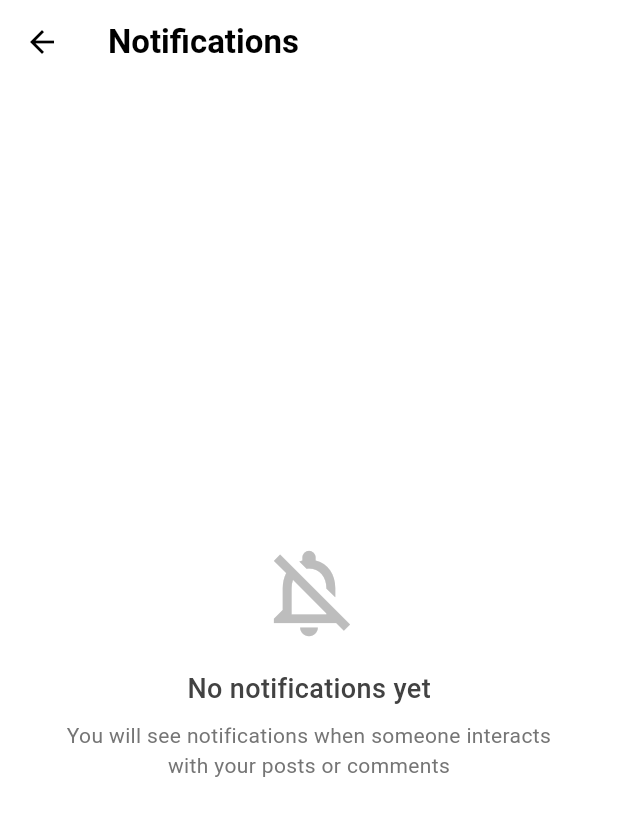
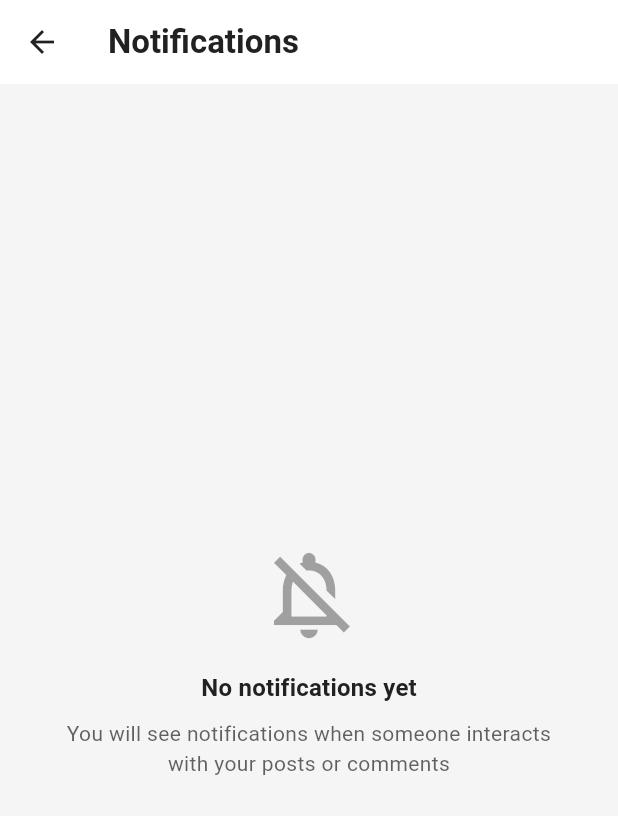
Before and after one commit to ZiadElsewedy/talkifyApp, a Flutter app: the NotificationsPage screen opened directly, on a phone screen of 412 x 824 dp. Shown: the top 816 px of the screen. Run offline on Flutter 3.47's test engine with Material 3 defaults, Android fonts, the phone set to English and light mode, and no system bars; our stand-ins replace cached_network_image, cloud_firestore, cross_file, equatable, file_picker, firebase_auth and 13 more; missing offline and left inert: flutter_pdfview, record; accounts and stored records are empty.

Commit message:
Enhance chat and notification UI with dark mode support and improved styling
- Updated message bubble decorations to adapt colors based on dark mode settings for better visibility.
- Refactored message content rendering to utilize dynamic text colors based on user status and theme.
- Improved notification item background colors to differentiate between read and unread notifications in both light and dark modes.
- Enhanced in-app notification appearance with color indicators for different notification types, ensuring a consistent user experience across themes.

```diff
--- a/lib/features/Notifcations/presentation/pages/notifications_page.dart
+++ b/lib/features/Notifcations/presentation/pages/notifications_page.dart
@@ -35,27 +35,20 @@ class _NotificationsPageState extends State<NotificationsPage> {
 
   @override
   Widget build(BuildContext context) {
-    final bool isDarkMode = Theme.of(context).brightness == Brightness.dark;
-    final Color backgroundColor = isDarkMode ? Colors.black : Colors.white;
-    final Color textColor = isDarkMode ? Colors.white : Colors.black;
+    final theme = Theme.of(context);
+    final isDarkMode = theme.brightness == Brightness.dark;
 
     return Scaffold(
-      backgroundColor: backgroundColor,
+      backgroundColor: theme.scaffoldBackgroundColor,
       appBar: AppBar(
         elevation: 0,
         centerTitle: false,
-        backgroundColor: backgroundColor,
+        backgroundColor: theme.appBarTheme.backgroundColor,
         title: Text(
           'Notifications',
-          style: TextStyle(
-            color: textColor,
-            fontSize: 22,
+          style: theme.textTheme.titleLarge?.copyWith(
             fontWeight: FontWeight.bold,
           ),
-        ),
-        leading: IconButton(
-          icon: Icon(Icons.arrow_back, color: textColor),
-          onPressed: () => Navigator.of(context).pop(),
         ),
         actions: [
           BlocBuilder<NotificationCubit, NotificationState>(
@@ -63,12 +56,12 @@ class _NotificationsPageState extends State<NotificationsPage> {
               // Only show the "Mark all as read" button if there are unread notifications
               if (state.unreadCount > 0) {
                 return IconButton(
-                  icon: Icon(Icons.done_all, color: textColor),
+                  icon: Icon(Icons.done_all, color: theme.colorScheme.onSurface),
                   onPressed: () {
                     final notificationCubit = context.read<NotificationCubit>();
                     notificationCubit.markAllNotificationsAsRead(_currentUserId);
                     ScaffoldMessenger.of(context).showSnackBar(
-                      const SnackBar(
+                      SnackBar(
                         content: Text('All notifications marked as read'),
                         behavior: SnackBarBehavior.floating,
                         duration: Duration(seconds: 2),
@@ -86,9 +79,9 @@ class _NotificationsPageState extends State<NotificationsPage> {
       body: BlocBuilder<NotificationCubit, NotificationState>(
         builder: (context, state) {
           if (state.status == NotificationStatus.loading && state.notifications.isEmpty) {
-            return const Center(
+            return Center(
               child: CircularProgressIndicator(
-                color: Colors.black,
+                color: theme.colorScheme.primary,
               ),
             );
           } else if (state.status == NotificationStatus.error) {
@@ -96,15 +89,15 @@ class _NotificationsPageState extends State<NotificationsPage> {
               child: Column(
                 mainAxisAlignment: MainAxisAlignment.center,
                 children: [
-                  const Icon(
+                  Icon(
                     Icons.error_outline,
                     size: 60,
-                    color: Colors.grey,
+                    color: theme.colorScheme.error.withOpacity(0.7),
                   ),
                   const SizedBox(height: 16),
                   Text(
                     'Error: ${state.errorMessage}',
-                    style: const TextStyle(color: Colors.grey),
+                    style: TextStyle(color: theme.colorScheme.onSurface.withOpacity(0.7)),
                     textAlign: TextAlign.center,
                   ),
                   const SizedBox(height: 16),
@@ -113,8 +106,8 @@ class _NotificationsPageState extends State<NotificationsPage> {
                       context.read<NotificationCubit>().loadNotifications(_currentUserId);
                     },
                     style: ElevatedButton.styleFrom(
-                      backgroundColor: isDarkMode ? Colors.grey[800] : Colors.black,
-                      foregroundColor: Colors.white,
+                      backgroundColor: theme.colorScheme.primary,
+                      foregroundColor: theme.colorScheme.onPrimary,
                       shape: RoundedRectangleBorder(
                         borderRadius: BorderRadius.circular(8),
                       ),
@@ -132,16 +125,12 @@ class _NotificationsPageState extends State<NotificationsPage> {
                   Icon(
                     Icons.notifications_off_outlined,
                     size: 70,
-                    color: Colors.grey.shade400,
+                    color: theme.colorScheme.onSurface.withOpacity(0.4),
                   ),
                   const SizedBox(height: 16),
                   Text(
                     'No notifications yet',
-                    style: TextStyle(
-                      fontSize: 18,
-                      fontWeight: FontWeight.w500,
-                      color: Colors.grey.shade800,
-                    ),
+                    style: theme.textTheme.titleMedium,
                   ),
                   const SizedBox(height: 8),
                   Padding(
@@ -149,7 +138,9 @@ class _NotificationsPageState extends State<NotificationsPage> {
                     child: Text(
                       'You will see notifications when someone interacts with your posts or comments',
                       textAlign: TextAlign.center,
-                      style: TextStyle(color: Colors.grey.shade600),
+                      style: theme.textTheme.bodyMedium?.copyWith(
+                        color: theme.colorScheme.onSurface.withOpacity(0.7),
+                      ),
                     ),
                   ),
                 ],
@@ -177,16 +168,12 @@ class _NotificationsPageState extends State<NotificationsPage> {
                       Icon(
                         Icons.notifications_off_outlined,
                         size: 70,
-                        color: Colors.grey.shade400,
+                        color: theme.colorScheme.onSurface.withOpacity(0.4),
                       ),
                       const SizedBox(height: 16),
                       Text(
                         'No activity notifications',
-                        style: TextStyle(
-                          fontSize: 18,
-                          fontWeight: FontWeight.w500,
-                          color: Colors.grey.shade800,
-                        ),
+                        style: theme.textTheme.titleMedium,
                       ),
                     ],
                   ),
```
Also changed, not shown: lib/features/Chat/Utils/chat_styles.dart (+6 -2 lines), lib/features/Chat/persentation/Pages/components/animated_message_bubble.dart (+68 -170 lines), lib/features/Chat/persentation/Pages/components/message_bubble.dart (+20 -25 lines), lib/features/Notifcations/presentation/components/notification_item.dart (+15 -5 lines), lib/features/Notifcations/presentation/services/in_app_notification_service.dart (+50 -23 lines).
